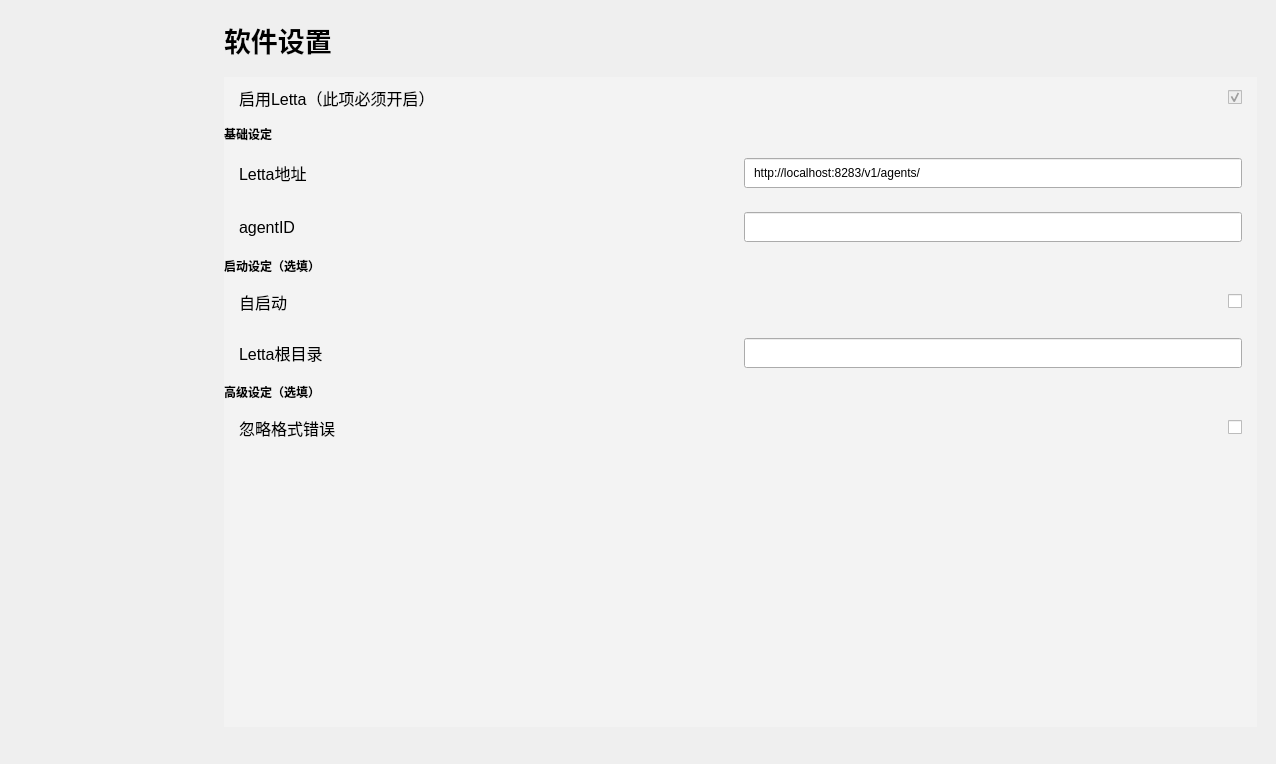
Zao-chen/ZcChat, file mainwindow.ui: the form before one commit.
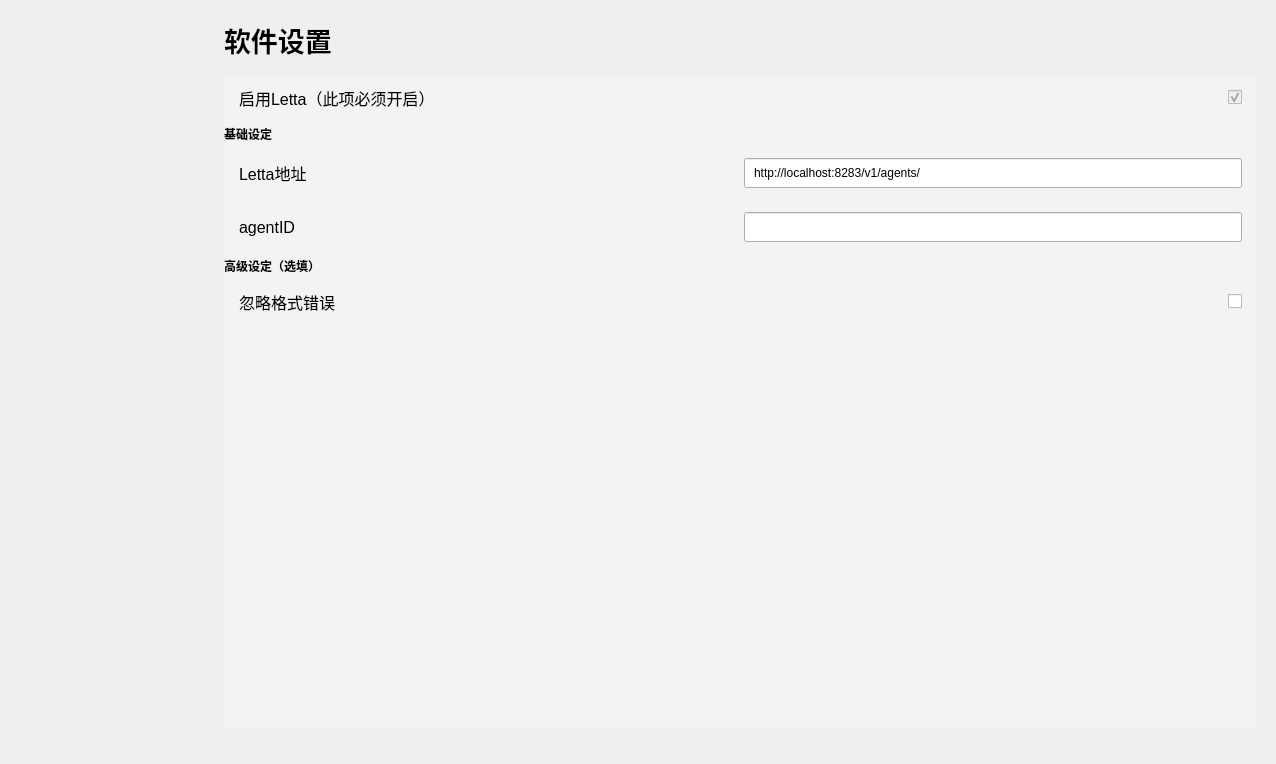
The form after the commit. The open tabs and pages were chosen to show the change. Custom widgets are drawn as their Qt base class.

Commit message: [feat] 自启动优化为一个文件，以及一些代码调整

```diff
--- a/mainwindow.ui
+++ b/mainwindow.ui
@@ -226,6 +226,53 @@
                  </layout>
                 </widget>
                </item>
+               <item>
+                <widget class="ElaScrollPageArea" name="widget_15" native="true">
+                 <layout class="QHBoxLayout" name="horizontalLayout_15">
+                  <property name="leftMargin">
+                   <number>15</number>
+                  </property>
+                  <property name="rightMargin">
+                   <number>15</number>
+                  </property>
+                  <item>
+                   <widget class="ElaText" name="label_19">
+                    <property name="font">
+                     <font>
+                      <pointsize>12</pointsize>
+                     </font>
+                    </property>
+                    <property name="text">
+                     <string>自启动脚本</string>
+                    </property>
+                   </widget>
+                  </item>
+                  <item>
+                   <widget class="ElaCheckBox" name="checkBox_soft_autoOpen">
+                    <property name="sizePolicy">
+                     <sizepolicy hsizetype="Fixed" vsizetype="Fixed">
+                      <horstretch>0</horstretch>
+                      <verstretch>0</verstretch>
+                     </sizepolicy>
+                    </property>
+                    <property name="text">
+                     <string/>
+                    </property>
+                    <property name="checked">
+                     <bool>false</bool>
+                    </property>
+                   </widget>
+                  </item>
+                 </layout>
+                </widget>
+               </item>
+               <item>
+                <widget class="QLabel" name="label_12">
+                 <property name="text">
+                  <string>是否在ZcChat启动时自动运行目录下的autoOpen.cmd，你可以在cmd里写上启动letta、vits等的命令以达到一次启动的目的。</string>
+                 </property>
+                </widget>
+               </item>
                <item>
                 <spacer name="verticalSpacer_5">
                  <property name="orientation">
@@ -682,7 +729,7 @@
                 <height>654</height>
                </rect>
               </property>
-              <layout class="QVBoxLayout" name="verticalLayout_20" stretch="0,0,0,0,0,0,0,0,0,1">
+              <layout class="QVBoxLayout" name="verticalLayout_20" stretch="0,0,0,0,0,0,1">
                <property name="leftMargin">
                 <number>0</number>
                </property>
@@ -830,98 +877,6 @@
                  </layout>
                 </widget>
                </item>
-               <item>
-                <widget class="QLabel" name="label_15">
-                 <property name="font">
-                  <font>
-                   <bold>true</bold>
-                  </font>
-                 </property>
-                 <property name="text">
-                  <string>启动设定（选填）</string>
-                 </property>
-                </widget>
-               </item>
-               <item>
-                <widget class="ElaScrollPageArea" name="widget_12" native="true">
-                 <layout class="QHBoxLayout" name="horizontalLayout_13">
-                  <property name="leftMargin">
-                   <number>15</number>
-                  </property>
-                  <property name="rightMargin">
-                   <number>15</number>
-                  </property>
-                  <item>
-                   <widget class="ElaText" name="label_13">
-                    <property name="font">
-                     <font>
-                      <pointsize>12</pointsize>
-                     </font>
-                    </property>
-                    <property name="text">
-                     <string>自启动</string>
-                    </property>
-                   </widget>
-                  </item>
-                  <item>
-                   <widget class="ElaCheckBox" name="checkBox_llm_autoopen_enable">
-                    <property name="sizePolicy">
-                     <sizepolicy hsizetype="Fixed" vsizetype="Fixed">
-                      <horstretch>0</horstretch>
-                      <verstretch>0</verstretch>
-                     </sizepolicy>
-                    </property>
-                    <property name="text">
-                     <string/>
-                    </property>
-                    <property name="checked">
-                     <bool>false</bool>
-                    </property>
-                   </widget>
-                  </item>
-                 </layout>
-                </widget>
-               </item>
-               <item>
-                <widget class="ElaScrollPageArea" name="widget_11" native="true">
-                 <layout class="QHBoxLayout" name="horizontalLayout_12" stretch="2,2">
-                  <property name="leftMargin">
-                   <number>15</number>
-                  </property>
-                  <property name="rightMargin">
-                   <number>15</number>
-                  </property>
-                  <item>
-                   <widget class="ElaText" name="label_12">
-                    <property name="font">
-                     <font>
-                      <pointsize>12</pointsize>
-                     </font>
-                    </property>
-                    <property name="text">
-                     <string>Letta根目录</string>
-                    </property>
-                   </widget>
-                  </item>
-                  <item>
-                   <widget class="ElaLineEdit" name="lineEdit_llm_location">
-                    <property name="minimumSize">
-                     <size>
-                      <width>0</width>
-                      <height>30</height>
-                     </size>
-                    </property>
-                    <property name="text">
-                     <string/>
-                    </property>
-                    <property name="alignment">
-                     <set>Qt::AlignmentFlag::AlignLeading|Qt::AlignmentFlag::AlignLeft|Qt::AlignmentFlag::AlignVCenter</set>
-                    </property>
-                   </widget>
-                  </item>
-                 </layout>
-                </widget>
-               </item>
                <item>
                 <widget class="QLabel" name="label_24">
                  <property name="font">
```
Left out of the diff: 158 changed lines with no effect on the pictures. The commit also changes 3 other files.
